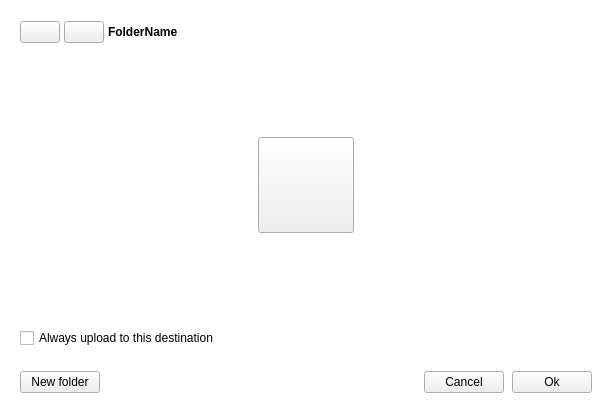
Before: the Qt Designer form src/MEGASync/node_selector/gui/ui/NodeSelectorTreeViewWidget.ui in meganz/MEGAsync, drawn with Qt 5.
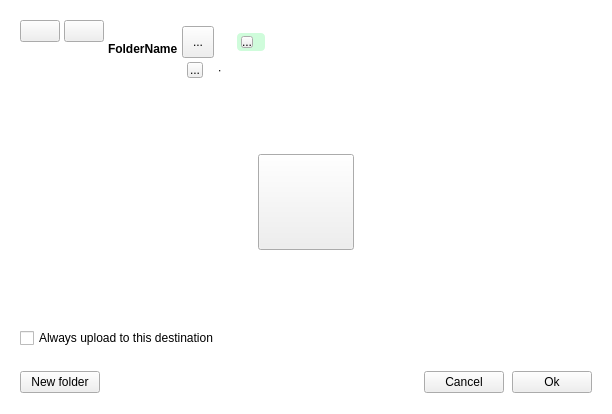
After: the same form once the commit is applied. The open tabs and pages were chosen to show the change. Icons and pictures are not drawn. Custom widgets are drawn as their Qt base class.

Commit message: Added new incoming info to header

The edit to the form file:
```diff
--- a/src/MEGASync/node_selector/gui/ui/NodeSelectorTreeViewWidget.ui
+++ b/src/MEGASync/node_selector/gui/ui/NodeSelectorTreeViewWidget.ui
@@ -24,6 +24,17 @@
 background-color: #FFFFFF; /*colorToken.page-background*/
 color: #303233; /*colorToken.text-primary*/
 border: none;
+}
+
+#sh_accessContainer
+{
+background-color: #CFFCDB; /*colorToken.notification-success*/
+border-radius: 4px;
+}
+
+#sh_accessLabel
+{
+color: #007C3E; /*colorToken.text-success*/
 }</string>
   </property>
   <layout class="QVBoxLayout" name="verticalLayout_6">
@@ -65,13 +76,13 @@
         <property name="minimumSize">
          <size>
           <width>0</width>
-          <height>64</height>
+          <height>0</height>
          </size>
         </property>
         <property name="maximumSize">
          <size>
           <width>16777215</width>
-          <height>64</height>
+          <height>16777215</height>
          </size>
         </property>
         <layout class="QHBoxLayout" name="horizontalLayout_2">
@@ -82,15 +93,33 @@
           <number>20</number>
          </property>
          <property name="topMargin">
-          <number>0</number>
+          <number>20</number>
          </property>
          <property name="rightMargin">
           <number>20</number>
          </property>
          <property name="bottomMargin">
-          <number>0</number>
+          <number>20</number>
          </property>
          <item>
+          <widget class="QWidget" name="navigationButtons" native="true">
+           <layout class="QHBoxLayout" name="horizontalLayout_6">
+            <property name="spacing">
+             <number>4</number>
+            </property>
+            <property name="leftMargin">
+             <number>0</number>
+            </property>
+            <property name="topMargin">
+             <number>0</number>
+            </property>
+            <property name="rightMargin">
+             <number>0</number>
+            </property>
+            <property name="bottomMargin">
+             <number>0</number>
+            </property>
+            <item alignment="Qt::AlignTop">
           <widget class="IconOnlyButton" name="bBack">
            <property name="sizePolicy">
             <sizepolicy hsizetype="Fixed" vsizetype="Fixed">
@@ -128,7 +157,7 @@
            </property>
           </widget>
          </item>
-         <item>
+            <item alignment="Qt::AlignTop">
           <widget class="IconOnlyButton" name="bForward">
            <property name="sizePolicy">
             <sizepolicy hsizetype="Fixed" vsizetype="Fixed">
@@ -160,6 +189,9 @@
            </property>
           </widget>
          </item>
+           </layout>
+          </widget>
+         </item>
          <item>
           <widget class="QLabel" name="lFolderName">
            <property name="minimumSize">
@@ -192,6 +224,278 @@
            </property>
           </widget>
          </item>
+         <item>
+          <widget class="QWidget" name="incomingInfo" native="true">
+           <property name="minimumSize">
+            <size>
+             <width>0</width>
+             <height>0</height>
+            </size>
+           </property>
+           <property name="maximumSize">
+            <size>
+             <width>16777215</width>
+             <height>16777215</height>
+            </size>
+           </property>
+           <layout class="QVBoxLayout" name="verticalLayout_4">
+            <property name="spacing">
+             <number>4</number>
+            </property>
+            <property name="leftMargin">
+             <number>0</number>
+            </property>
+            <property name="topMargin">
+             <number>6</number>
+            </property>
+            <property name="rightMargin">
+             <number>0</number>
+            </property>
+            <property name="bottomMargin">
+             <number>0</number>
+            </property>
+            <item>
+             <widget class="QWidget" name="sh_folderNameInfo" native="true">
+              <layout class="QHBoxLayout" name="horizontalLayout_5">
+               <property name="spacing">
+                <number>8</number>
+               </property>
+               <property name="leftMargin">
+                <number>0</number>
+               </property>
+               <property name="topMargin">
+                <number>0</number>
+               </property>
+               <property name="rightMargin">
+                <number>0</number>
+               </property>
+               <property name="bottomMargin">
+                <number>0</number>
+               </property>
+               <item>
+                <widget class="IconLabel" name="sh_folderIcon">
+                 <property name="minimumSize">
+                  <size>
+                   <width>32</width>
+                   <height>32</height>
+                  </size>
+                 </property>
+                 <property name="maximumSize">
+                  <size>
+                   <width>32</width>
+                   <height>32</height>
+                  </size>
+                 </property>
+                 <property name="text">
+                  <string>...</string>
+                 </property>
+                 <property name="iconSize">
+                  <size>
+                   <width>32</width>
+                   <height>32</height>
+                  </size>
+                 </property>
+                </widget>
+               </item>
+               <item>
+                <widget class="QLabel" name="sh_folderName">
+                 <property name="text">
+                  <string notr="true"/>
+                 </property>
+                 <property name="font-size" stdset="0">
+                  <string notr="true">body-1</string>
+                 </property>
+                 <property name="semibold" stdset="0">
+                  <bool>true</bool>
+                 </property>
+                </widget>
+               </item>
+               <item>
+                <widget class="QWidget" name="sh_accessContainer" native="true">
+                 <property name="minimumSize">
+                  <size>
+                   <width>0</width>
+                   <height>18</height>
+                  </size>
+                 </property>
+                 <property name="maximumSize">
+                  <size>
+                   <width>16777215</width>
+                   <height>18</height>
+                  </size>
+                 </property>
+                 <layout class="QHBoxLayout" name="horizontalLayout_7">
+                  <property name="spacing">
+                   <number>1</number>
+                  </property>
+                  <property name="leftMargin">
+                   <number>4</number>
+                  </property>
+                  <property name="topMargin">
+                   <number>3</number>
+                  </property>
+                  <property name="rightMargin">
+                   <number>4</number>
+                  </property>
+                  <property name="bottomMargin">
+                   <number>3</number>
+                  </property>
+                  <item>
+                   <widget class="IconLabel" name="sh_accessIcon">
+                    <property name="minimumSize">
+                     <size>
+                      <width>12</width>
+                      <height>12</height>
+                     </size>
+                    </property>
+                    <property name="maximumSize">
+                     <size>
+                      <width>12</width>
+                      <height>12</height>
+                     </size>
+                    </property>
+                    <property name="text">
+                     <string>...</string>
+                    </property>
+                    <property name="icon">
+                     <iconset resource="../../../gui/Resources_common.qrc">
+                      <normaloff>:/star_small_thin_outline</normaloff>:/star_small_thin_outline</iconset>
+                    </property>
+                    <property name="iconSize">
+                     <size>
+                      <width>12</width>
+                      <height>12</height>
+                     </size>
+                    </property>
+                    <property name="normal_off" stdset="0">
+                     <string notr="true">text-success</string>
+                    </property>
+                   </widget>
+                  </item>
+                  <item>
+                   <widget class="QLabel" name="sh_accessLabel">
+                    <property name="text">
+                     <string notr="true"/>
+                    </property>
+                    <property name="font-size" stdset="0">
+                     <string notr="true">caption</string>
+                    </property>
+                   </widget>
+                  </item>
+                 </layout>
+                </widget>
+               </item>
+               <item>
+                <spacer name="horizontalSpacer_7">
+                 <property name="orientation">
+                  <enum>Qt::Horizontal</enum>
+                 </property>
+                 <property name="sizeHint" stdset="0">
+                  <size>
+                   <width>0</width>
+                   <height>0</height>
+                  </size>
+                 </property>
+                </spacer>
+               </item>
+              </layout>
+             </widget>
+            </item>
+            <item>
+             <widget class="QWidget" name="shareeInfo" native="true">
+              <property name="minimumSize">
+               <size>
+                <width>0</width>
+                <height>0</height>
+               </size>
+              </property>
+              <layout class="QHBoxLayout" name="horizontalLayout_4">
+               <property name="spacing">
+                <number>4</number>
+               </property>
+               <property name="leftMargin">
+                <number>5</number>
+               </property>
+               <property name="topMargin">
+                <number>0</number>
+               </property>
+               <property name="rightMargin">
+                <number>0</number>
+               </property>
+               <property name="bottomMargin">
+                <number>0</number>
+               </property>
+               <item alignment="Qt::AlignLeft">
+                <widget class="IconLabel" name="sh_userIcon">
+                 <property name="minimumSize">
+                  <size>
+                   <width>16</width>
+                   <height>16</height>
+                  </size>
+                 </property>
+                 <property name="maximumSize">
+                  <size>
+                   <width>16</width>
+                   <height>16</height>
+                  </size>
+                 </property>
+                 <property name="text">
+                  <string>...</string>
+                 </property>
+                </widget>
+               </item>
+               <item>
+                <widget class="QLabel" name="sh_userName">
+                 <property name="text">
+                  <string notr="true"/>
+                 </property>
+                 <property name="font-size" stdset="0">
+                  <string notr="true">caption</string>
+                 </property>
+                 <property name="semibold" stdset="0">
+                  <bool>true</bool>
+                 </property>
+                </widget>
+               </item>
+               <item>
+                <widget class="QLabel" name="sh_separator">
+                 <property name="text">
+                  <string notr="true">∙</string>
+                 </property>
+                 <property name="font-size" stdset="0">
+                  <string notr="true">caption</string>
+                 </property>
+                </widget>
+               </item>
+               <item alignment="Qt::AlignLeft">
+                <widget class="QLabel" name="sh_userEmail">
+                 <property name="text">
+                  <string notr="true"/>
+                 </property>
+                 <property name="font-size" stdset="0">
+                  <string notr="true">caption</string>
+                 </property>
+                </widget>
+               </item>
+               <item>
+                <spacer name="horizontalSpacer_5">
+                 <property name="orientation">
+                  <enum>Qt::Horizontal</enum>
+                 </property>
+                 <property name="sizeHint" stdset="0">
+                  <size>
+                   <width>0</width>
+                   <height>0</height>
+                  </size>
+                 </property>
+                </spacer>
+               </item>
+              </layout>
+             </widget>
+            </item>
+           </layout>
+          </widget>
+         </item>
          <item>
           <spacer name="horizontalSpacer_4">
            <property name="orientation">
```
Left out of the diff: 2 changed lines with no effect on the pictures. Lines whose indentation alone changed are shown as unchanged. The commit also changes 2 other files.
